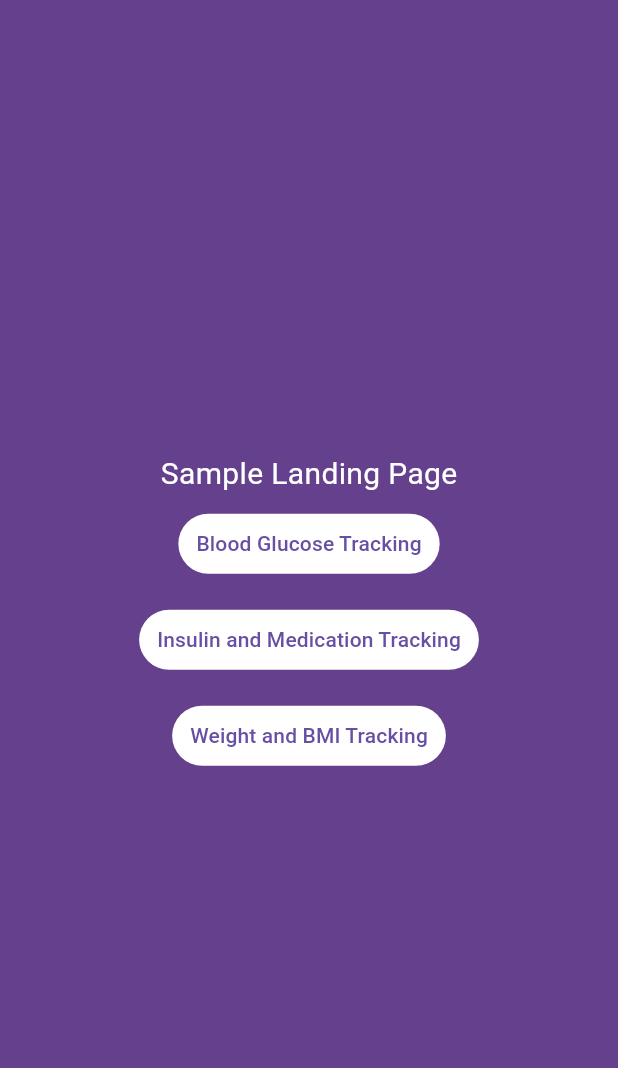
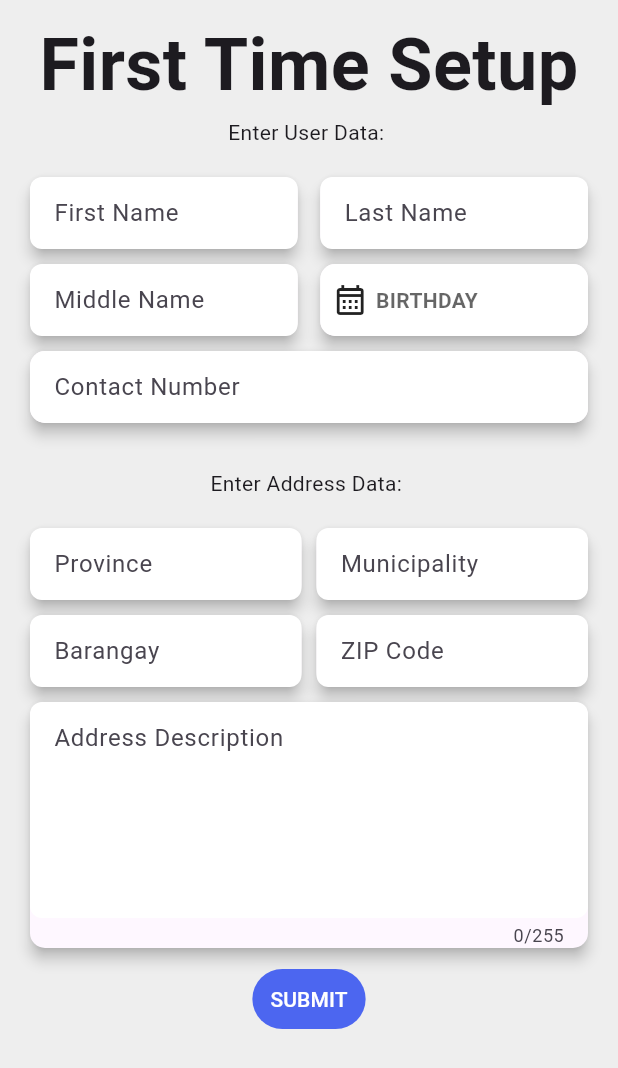
Before and after one commit to Rvondc/dialife, a Flutter app: the screen it shows after launch, on a phone screen of 412 x 824 dp. Shown: the top 1068 px of the screen. Run offline on Flutter 3.47's test engine with Material 2 defaults, Android fonts, the light colour scheme and no system bars; drawn by our look-alikes of auto_size_text; our stand-ins replace flutter_spinkit, sqflite, syncfusion_flutter_charts, toggle_switch; accounts and stored records are empty.

Commit message:
Added first time setup, registered on "User" table

```diff
--- a/lib/main.dart
+++ b/lib/main.dart
@@ -5,8 +5,12 @@ import 'package:dialife/bmi_tracking/bmi_tracking.dart';
 import 'package:dialife/bmi_tracking/input_form.dart';
 import 'package:dialife/bmi_tracking/record_editor.dart';
 import 'package:dialife/insulin_tracking/insulin_tracking.dart';
+import 'package:dialife/setup.dart';
 import 'package:flutter/material.dart';
 import 'package:flutter/services.dart';
+import 'package:flutter_spinkit/flutter_spinkit.dart';
+import 'package:path/path.dart';
+import 'package:sqflite/sqflite.dart';
 
 void main() {
   runApp(const Main());
@@ -108,12 +112,52 @@ class _RootState extends State<Root> {
   Widget build(BuildContext context) {
     const double margin = 8;
 
+    reset() {
+      setState(() {});
+    }
+
     return Scaffold(
       // appBar: AppBar(
       //   backgroundColor: Theme.of(context).colorScheme.inversePrimary,
       //   title: Text(widget.title),
       // ),
-      body: Container(
+      backgroundColor: Colors.grey.shade200,
+      body: FutureBuilder(
+        future: getDatabasesPath(),
+        builder: (context, data) {
+          const loading = SpinKitCircle(color: fgColor);
+
+          if (data.connectionState != ConnectionState.done ||
+              data.data == null) {
+            return loading;
+          }
+
+          return FutureBuilder(
+            future: initUserDatabase(data.data!),
+            builder: (context, dbContainer) {
+              if (dbContainer.connectionState != ConnectionState.done ||
+                  dbContainer.data == null) {
+                return loading;
+              }
+
+              return FutureBuilder(
+                future: dbContainer.data!.query("User"),
+                builder: (context, data) {
+                  if (data.connectionState != ConnectionState.done ||
+                      data.data == null) {
+                    return loading;
+                  }
+
+                  if (data.data!.isEmpty) {
+                    return SafeArea(
+                      child: UserSetup(
+                        reset: reset,
+                        db: dbContainer.data!,
+                      ),
+                    );
+                  }
+
+                  return Container(
                     color: const Color.fromARGB(255, 100, 64, 141),
                     constraints: const BoxConstraints.expand(),
                     child: Column(
@@ -127,10 +171,12 @@ class _RootState extends State<Root> {
                           margin: const EdgeInsets.all(margin),
                           child: TextButton(
                             style: ButtonStyle(
-                  backgroundColor: MaterialStateProperty.all(Colors.white),
+                              backgroundColor:
+                                  MaterialStateProperty.all(Colors.white),
                             ),
                             onPressed: () {
-                  Navigator.of(context).pushNamed("/blood-glucose-tracking");
+                              Navigator.of(context)
+                                  .pushNamed("/blood-glucose-tracking");
                             },
                             child: const Text("Blood Glucose Tracking"),
                           ),
@@ -139,19 +185,23 @@ class _RootState extends State<Root> {
                           margin: const EdgeInsets.all(margin),
                           child: TextButton(
                             style: ButtonStyle(
-                  backgroundColor: MaterialStateProperty.all(Colors.white),
+                              backgroundColor:
+                                  MaterialStateProperty.all(Colors.white),
                             ),
                             onPressed: () {
-                  Navigator.of(context).pushNamed("/insulin-tracking");
+                              Navigator.of(context)
+                                  .pushNamed("/insulin-tracking");
                             },
-                child: const Text("Insulin and Medication Tracking"),
+                            child:
+                                const Text("Insulin and Medication Tracking"),
                           ),
                         ),
                         Container(
                           margin: const EdgeInsets.all(margin),
                           child: TextButton(
                             style: ButtonStyle(
-                  backgroundColor: MaterialStateProperty.all(Colors.white),
+                              backgroundColor:
+                                  MaterialStateProperty.all(Colors.white),
                             ),
                             onPressed: () {
                               Navigator.of(context).pushNamed("/bmi-tracking");
@@ -161,7 +211,37 @@ class _RootState extends State<Root> {
                         ),
                       ],
                     ),
+                  );
+                },
+              );
+            },
+          );
+        },
       ),
     );
   }
 }
+
+Future<Database> initUserDatabase(String path) async {
+  return openDatabase(
+    join(path, "user.db"),
+    onCreate: (db, version) async {
+      await db.execute("""
+        CREATE TABLE User (
+          id INTEGER NOT NULL PRIMARY KEY,
+          first_name VARCHAR(255) NOT NULL,
+          last_name VARCHAR(255) NOT NULL,
+          middle_name VARCHAR(255),
+          birthdate DATETIME NOT NULL,
+          province VARCHAR(50) NOT NULL,
+          municipality VARCHAR(50) NOT NULL,
+          barangay VARCHAR(50) NOT NULL,
+          address_description VARCHAR(255) NOT NULL,
+          zip_code VARCHAR(10) NOT NULL,
+          contact_number VARCHAR(20) NOT NULL
+        )
+       """);
+    },
+    version: 1,
+  );
+}
--- /dev/null
+++ b/lib/setup.dart
@@ -0,0 +1,486 @@
+import 'package:auto_size_text/auto_size_text.dart';
+import 'package:dialife/blood_glucose_tracking/glucose_tracking.dart';
+import 'package:flutter/material.dart';
+import 'package:flutter/services.dart';
+import 'package:intl/intl.dart';
+import 'package:sqflite/sqflite.dart';
+
+class UserSetup extends StatefulWidget {
+  final Database db;
+  final void Function() reset;
+
+  const UserSetup({
+    super.key,
+    required this.reset,
+    required this.db,
+  });
+
+  @override
+  State<UserSetup> createState() => _UserSetupState();
+}
+
+class _UserSetupState extends State<UserSetup> {
+  final TextEditingController _firstNameController = TextEditingController();
+
+  final TextEditingController _lastNameController = TextEditingController();
+
+  final TextEditingController _middleNameController = TextEditingController();
+
+  final TextEditingController _contactNumberController =
+      TextEditingController();
+
+  final TextEditingController _provinceController = TextEditingController();
+
+  final TextEditingController _municipalityController = TextEditingController();
+
+  final TextEditingController _barangayController = TextEditingController();
+
+  final TextEditingController _addressDescriptionController =
+      TextEditingController();
+
+  final TextEditingController _zipCodeController = TextEditingController();
+
+  DateTime? _birthday;
+  bool _dateTimeErr = false;
+
+  set birthday(DateTime? value) {
+    _birthday = value;
+  }
+
+  final _formKey = GlobalKey<FormState>();
+
+  @override
+  Widget build(BuildContext context) {
+    return SingleChildScrollView(
+      child: Container(
+        padding: const EdgeInsets.all(20),
+        child: Form(
+          key: _formKey,
+          child: Column(
+            children: [
+              const AutoSizeText(
+                "First Time Setup",
+                textAlign: TextAlign.center,
+                maxLines: 2,
+                style: TextStyle(
+                  fontWeight: FontWeight.bold,
+                  fontSize: 48,
+                  height: 1,
+                ),
+              ),
+              const SizedBox(height: 10),
+              const Text("Enter User Data: "),
+              const SizedBox(height: 20),
+              Row(
+                mainAxisAlignment: MainAxisAlignment.spaceEvenly,
+                children: [
+                  Expanded(
+                    child: Material(
+                      elevation: 4,
+                      shape: RoundedRectangleBorder(
+                        borderRadius: BorderRadius.circular(10),
+                      ),
+                      child: TextFormField(
+                        controller: _firstNameController,
+                        validator: (value) {
+                          if (value == null || value.isEmpty) {
+                            return "First Name Required";
+                          }
+
+                          return null;
+                        },
+                        autovalidateMode: AutovalidateMode.onUserInteraction,
+                        decoration: InputDecoration(
+                          isDense: true,
+                          contentPadding: const EdgeInsets.all(12),
+                          border: OutlineInputBorder(
+                            borderRadius: BorderRadius.circular(8),
+                            borderSide: BorderSide.none,
+                          ),
+                          hintText: "First Name",
+                          fillColor: Colors.white,
+                          filled: true,
+                        ),
+                      ),
+                    ),
+                  ),
+                  const SizedBox(width: 15),
+                  Expanded(
+                    child: Material(
+                      elevation: 4,
+                      shape: RoundedRectangleBorder(
+                        borderRadius: BorderRadius.circular(10),
+                      ),
+                      child: TextFormField(
+                        controller: _lastNameController,
+                        autovalidateMode: AutovalidateMode.onUserInteraction,
+                        validator: (value) {
+                          if (value == null || value.isEmpty) {
+                            return "Last Name Required";
+                          }
+
+                          return null;
+                        },
+                        decoration: InputDecoration(
+                          isDense: true,
+                          contentPadding: const EdgeInsets.all(12),
+                          border: OutlineInputBorder(
+                            borderRadius: BorderRadius.circular(8),
+                            borderSide: BorderSide.none,
+                          ),
+                          hintText: "Last Name",
+                          fillColor: Colors.white,
+                          filled: true,
+                        ),
+                      ),
+                    ),
+                  ),
+                ],
+              ),
+              const SizedBox(height: 10),
+              Row(
+                mainAxisAlignment: MainAxisAlignment.spaceEvenly,
+                children: [
+                  Expanded(
+                    child: Material(
+                      elevation: 4,
+                      shape: RoundedRectangleBorder(
+                        borderRadius: BorderRadius.circular(10),
+                      ),
+                      child: TextFormField(
+                        controller: _middleNameController,
+                        decoration: InputDecoration(
+                          isDense: true,
+                          contentPadding: const EdgeInsets.all(12),
+                          border: OutlineInputBorder(
+                            borderRadius: BorderRadius.circular(8),
+                            borderSide: BorderSide.none,
+                          ),
+                          hintText: "Middle Name",
+                          fillColor: Colors.white,
+                          filled: true,
+                        ),
+                      ),
+                    ),
+                  ),
+                  const SizedBox(width: 15),
+                  Expanded(
+                    child: GestureDetector(
+                      onTap: () async {
+                        final birthday = await showDatePicker(
+                          context: context,
+                          initialDate: DateTime.now(),
+                          firstDate: DateTime.fromMillisecondsSinceEpoch(0),
+                          lastDate: DateTime.now(),
+                        );
+
+                        if (birthday == null) {
+                          return;
+                        }
+
+                        setState(() {
+                          _birthday = birthday;
+                          _dateTimeErr = false;
+                        });
+                      },
+                      child: Material(
+                        elevation: 4,
+                        shape: RoundedRectangleBorder(
+                          borderRadius: BorderRadius.circular(10),
+                        ),
+                        child: Container(
+                          height: 48,
+                          padding: const EdgeInsets.all(8),
+                          decoration: BoxDecoration(
+                            borderRadius: BorderRadius.circular(10),
+                            color: Colors.white,
+                          ),
+                          child: Row(
+                            children: [
+                              const Icon(Icons.calendar_month_outlined),
+                              const SizedBox(width: 5),
+                              Text(
+                                _birthday == null
+                                    ? "BIRTHDAY"
+                                    : DateFormat("dd/MM/yyyy")
+                                        .format(_birthday!),
+                                style: TextStyle(
+                                  color: !_dateTimeErr
+                                      ? Colors.black.withOpacity(0.6)
+                                      : Colors.red,
+                                  fontWeight: FontWeight.bold,
+                                ),
+                              ),
+                            ],
+                          ),
+                        ),
+                      ),
+                    ),
+                  ),
+                ],
+              ),
+              const SizedBox(height: 10),
+              Material(
+                elevation: 4,
+                shape: RoundedRectangleBorder(
+                  borderRadius: BorderRadius.circular(10),
+                ),
+                child: TextFormField(
+                  keyboardType: TextInputType.number,
+                  autovalidateMode: AutovalidateMode.onUserInteraction,
+                  controller: _contactNumberController,
+                  inputFormatters: [
+                    LengthLimitingTextInputFormatter(11),
+                  ],
+                  validator: (value) {
+                    if (value == null || value.isEmpty) {
+                      return "Contact Number Required";
+                    }
+
+                    return null;
+                  },
+                  decoration: InputDecoration(
+                    isDense: true,
+                    contentPadding: const EdgeInsets.all(12),
+                    border: OutlineInputBorder(
+                      borderRadius: BorderRadius.circular(10),
+                      borderSide: BorderSide.none,
+                    ),
+                    hintText: "Contact Number",
+                    fillColor: Colors.white,
+                    filled: true,
+                  ),
+                ),
+              ),
+              const SizedBox(height: 30),
+              const Text("Enter Address Data: "),
+              const SizedBox(height: 20),
+              Row(
+                children: [
+                  Expanded(
+                    child: Material(
+                      elevation: 4,
+                      shape: RoundedRectangleBorder(
+                        borderRadius: BorderRadius.circular(10),
+                      ),
+                      child: TextFormField(
+                        controller: _provinceController,
+                        autovalidateMode: AutovalidateMode.onUserInteraction,
+                        validator: (value) {
+                          if (value == null || value.isEmpty) {
+                            return "Provice Required";
+                          }
+
+                          return null;
+                        },
+                        decoration: InputDecoration(
+                          isDense: true,
+                          contentPadding: const EdgeInsets.all(12),
+                          border: OutlineInputBorder(
+                            borderRadius: BorderRadius.circular(8),
+                            borderSide: BorderSide.none,
+                          ),
+                          hintText: "Province",
+                          fillColor: Colors.white,
+                          filled: true,
+                        ),
+                      ),
+                    ),
+                  ),
+                  const SizedBox(width: 10),
+                  Expanded(
+                    child: Material(
+                      elevation: 4,
+                      shape: RoundedRectangleBorder(
+                        borderRadius: BorderRadius.circular(10),
+                      ),
+                      child: TextFormField(
+                        controller: _municipalityController,
+                        autovalidateMode: AutovalidateMode.onUserInteraction,
+                        validator: (value) {
+                          if (value == null || value.isEmpty) {
+                            return "Municipality Required";
+                          }
+
+                          return null;
+                        },
+                        decoration: InputDecoration(
+                          isDense: true,
+                          contentPadding: const EdgeInsets.all(12),
+                          border: OutlineInputBorder(
+                            borderRadius: BorderRadius.circular(8),
+                            borderSide: BorderSide.none,
+                          ),
+                          hintText: "Municipality",
+                          fillColor: Colors.white,
+                          filled: true,
+                        ),
+                      ),
+                    ),
+                  ),
+                ],
+              ),
+              const SizedBox(height: 10),
+              Row(
+                children: [
+                  Expanded(
+                    child: Material(
+                      elevation: 4,
+                      shape: RoundedRectangleBorder(
+                        borderRadius: BorderRadius.circular(10),
+                      ),
+                      child: TextFormField(
+                        controller: _barangayController,
+                        autovalidateMode: AutovalidateMode.onUserInteraction,
+                        validator: (value) {
+                          if (value == null || value.isEmpty) {
+                            return "Barangay Required";
+                          }
+
+                          return null;
+                        },
+                        decoration: InputDecoration(
+                          isDense: true,
+                          contentPadding: const EdgeInsets.all(12),
+                          border: OutlineInputBorder(
+                            borderRadius: BorderRadius.circular(8),
+                            borderSide: BorderSide.none,
+                          ),
+                          hintText: "Barangay",
+                          fillColor: Colors.white,
+                          filled: true,
+                        ),
+                      ),
+                    ),
+                  ),
+                  const SizedBox(width: 10),
+                  Expanded(
+                    child: Material(
+                      elevation: 4,
+                      shape: RoundedRectangleBorder(
+                        borderRadius: BorderRadius.circular(10),
+                      ),
+                      child: TextFormField(
+                        controller: _zipCodeController,
+                        keyboardType: TextInputType.number,
+                        autovalidateMode: AutovalidateMode.onUserInteraction,
+                        validator: (value) {
+                          if (value == null || value.isEmpty) {
+                            return "ZIP Code Required";
+                          }
+
+                          return null;
+                        },
+                        decoration: InputDecoration(
+                          isDense: true,
+                          contentPadding: const EdgeInsets.all(12),
+                          border: OutlineInputBorder(
+                            borderRadius: BorderRadius.circular(8),
+                            borderSide: BorderSide.none,
+                          ),
+                          hintText: "ZIP Code",
+                          fillColor: Colors.white,
+                          filled: true,
+                        ),
+                      ),
+                    ),
+                  ),
+                ],
+              ),
+              const SizedBox(height: 10),
+              Material(
+                elevation: 4,
+                shape: RoundedRectangleBorder(
+                  borderRadius: BorderRadius.circular(10),
+                ),
+                child: TextField(
+                  controller: _addressDescriptionController,
+                  maxLength: 255,
+                  maxLines: 5,
+                  decoration: InputDecoration(
+                    isDense: true,
+                    contentPadding: const EdgeInsets.all(12),
+                    border: OutlineInputBorder(
+                      borderRadius: BorderRadius.circular(8),
+                      borderSide: BorderSide.none,
+                    ),
+                    hintText: "Address Description",
+                    fillColor: Colors.white,
+                    floatingLabelBehavior: FloatingLabelBehavior.always,
+                    filled: true,
+                  ),
+                ),
+              ),
+              const SizedBox(height: 10),
+              TextButton(
+                style: ButtonStyle(
+                  backgroundColor: MaterialStateProperty.all(fgColor),
+                ),
+                onPressed: () async {
+                  if (_formKey.currentState == null) {
+                    return;
+                  }
+
+                  if (_birthday == null) {
+                    setState(() {
+                      _dateTimeErr = true;
+                    });
+                  }
+
+                  if (!_formKey.currentState!.validate() || _dateTimeErr) {
+                    return;
+                  }
+
+                  ScaffoldMessenger.of(context).showSnackBar(
+                    const SnackBar(
+                      content: Text("Registering..."),
+                      duration: Duration(milliseconds: 200),
+                    ),
+                  );
+
+                  await widget.db.insert(
+                    "User",
+                    {
+                      "first_name": _firstNameController.text,
+                      "last_name": _lastNameController.text,
+                      "middle_name": _middleNameController.text,
+                      "contact_number": _contactNumberController.text,
+                      "birthdate": _birthday!.toIso8601String(),
+                      "province": _provinceController.text,
+                      "municipality": _municipalityController.text,
+                      "barangay": _barangayController.text,
+                      "address_description": _addressDescriptionController.text,
+                      "zip_code": _zipCodeController.text,
+                    },
+                  );
+
+                  if (!context.mounted) {
+                    return;
+                  }
+
+                  await ScaffoldMessenger.of(context)
+                      .showSnackBar(
+                        const SnackBar(
+                          content: Text("Success"),
+                          duration: Duration(milliseconds: 200),
+                        ),
+                      )
+                      .closed;
+
+                  await Future.delayed(
+                      const Duration(milliseconds: 500), widget.reset);
+                },
+                child: const Text(
+                  "SUBMIT",
+                  style: TextStyle(
+                    color: Colors.white,
+                  ),
+                ),
+              ),
+            ],
+          ),
+        ),
+      ),
+    );
+  }
+}
```
Lines whose indentation alone changed are shown as unchanged.
